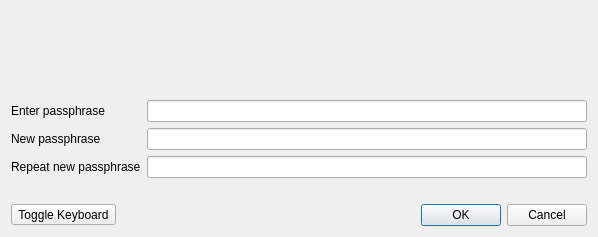
This is src/qt/forms/askpassphrasedialog.ui in PaycoinFoundation/paycoin as Qt 5 draws it before an edit. The edited form follows.
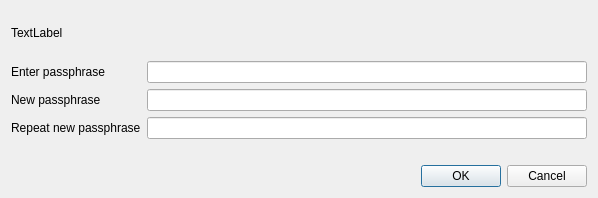
This is the edited form.

Commit message: Remove virtual keyboard from askpassphrasedialog and small clean-up

Diff of the .ui file:
```diff
--- a/src/qt/forms/askpassphrasedialog.ui
+++ b/src/qt/forms/askpassphrasedialog.ui
@@ -7,11 +7,11 @@
     <x>0</x>
     <y>0</y>
     <width>598</width>
-    <height>237</height>
+    <height>198</height>
    </rect>
   </property>
   <property name="sizePolicy">
-   <sizepolicy hsizetype="Preferred" vsizetype="Expanding">
+   <sizepolicy hsizetype="Preferred" vsizetype="Minimum">
     <horstretch>0</horstretch>
     <verstretch>0</verstretch>
    </sizepolicy>
@@ -28,6 +28,9 @@
   <layout class="QVBoxLayout" name="verticalLayout">
    <item>
     <widget class="QLabel" name="warningLabel">
+     <property name="text">
+      <string>TextLabel</string>
+     </property>
      <property name="textFormat">
       <enum>Qt::RichText</enum>
      </property>
@@ -102,21 +105,6 @@
     </layout>
    </item>
    <item>
-    <layout class="QHBoxLayout" name="horizontalLayout">
-     <property name="topMargin">
-      <number>0</number>
-     </property>
-     <property name="rightMargin">
-      <number>0</number>
-     </property>
-     <item>
-      <widget class="QToolButton" name="keyboardToggle">
-       <property name="text">
-        <string>Toggle Keyboard</string>
-       </property>
-      </widget>
-     </item>
-     <item>
       <widget class="QDialogButtonBox" name="buttonBox">
        <property name="orientation">
         <enum>Qt::Horizontal</enum>
@@ -125,11 +113,6 @@
         <set>QDialogButtonBox::Cancel|QDialogButtonBox::Ok</set>
        </property>
       </widget>
-     </item>
-    </layout>
-   </item>
-   <item>
-    <layout class="QVBoxLayout" name="keyboardLayout"/>
    </item>
   </layout>
  </widget>
```
Lines whose indentation alone changed are shown as unchanged. The commit also changes 5 other files.
